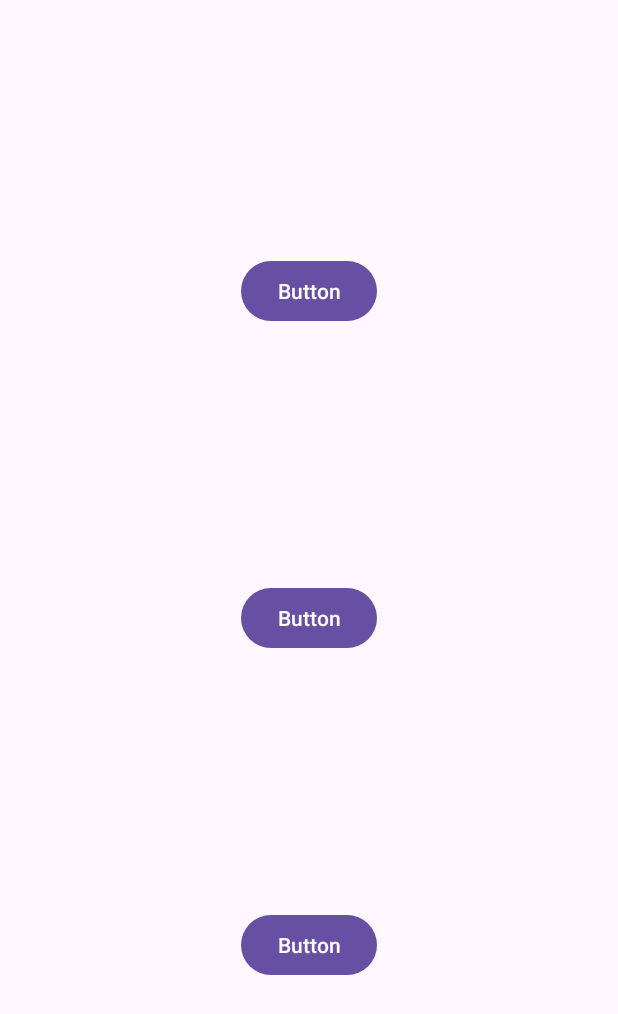
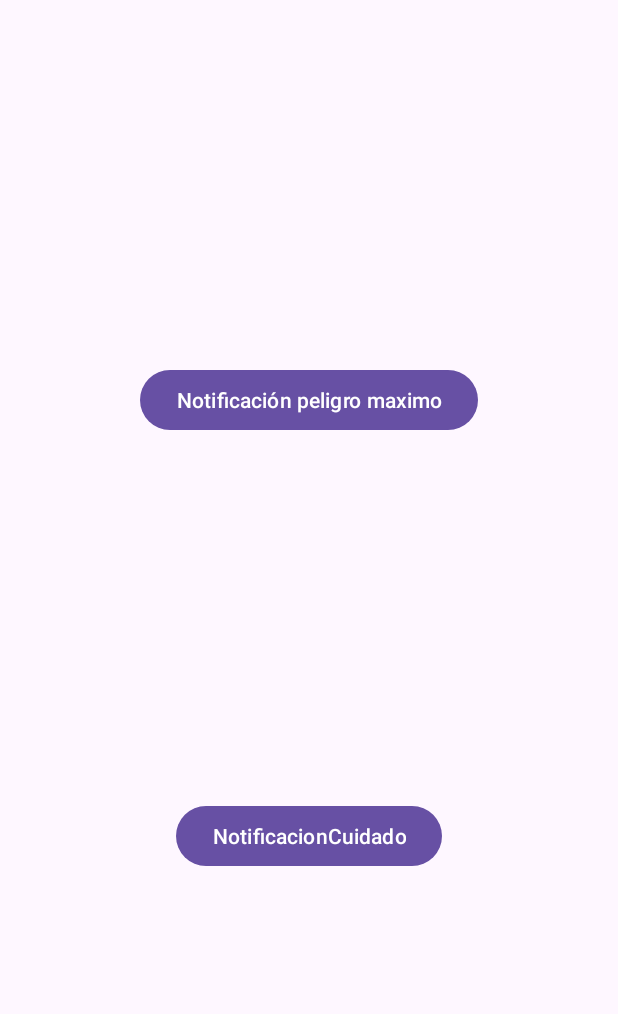
Before and after one commit to Ferraann/Proy-Biometria-y-Medio-Ambiente-Grupo-5, an Android app: the layout activity_notificaciones.xml on its own in the app's theme, with its tools: preview values and no code run, on a phone screen of 412 x 824 dp. Shown: the top 1014 px of the screen. Run offline under Robolectric (Android 15) with nearby library versions, the phone set to English and light mode, and no system bars.

Commit message:
Notificaciones peligro hecho

```diff
--- a/src/android/app/src/main/AndroidManifest.xml
+++ b/src/android/app/src/main/AndroidManifest.xml
@@ -12,6 +12,10 @@
     <uses-permission android:name="android.permission.BLUETOOTH_ADVERTISE" />
 
     <uses-permission android:name="android.permission.CAMERA"/>
+
+    <uses-permission android:name="android.permission.POST_NOTIFICATIONS" />
+
+    <uses-permission android:name="android.permission.VIBRATE" />
 
     <application
         android:allowBackup="true"
@@ -41,6 +45,7 @@
         <activity android:name="com.example.grupo5.myapplication.HomeActivity" />
         <activity android:name="com.example.grupo5.myapplication.EditarPerfilActivity" />
         <activity android:name=".VincularQRActivity" />
+        <activity android:name="com.example.grupo5.myapplication.NotificacionesActivity" />
     </application>
 
     <uses-feature android:name="android.hardware.camera"
--- a/src/android/app/src/main/java/com/example/grupo5/myapplication/HomeActivity.java
+++ b/src/android/app/src/main/java/com/example/grupo5/myapplication/HomeActivity.java
@@ -51,6 +51,11 @@ public class HomeActivity extends AppCompatActivity {
 
     public void botonEditarPerfil(View v) {
         Intent intent = new Intent(this, EditarPerfilActivity.class);
+        startActivity(intent);
+    }
+
+    public void botonIrNotificaciones(View v) {
+        Intent intent = new Intent(this, NotificacionesActivity.class);
         startActivity(intent);
     }
 //
--- a/src/android/app/src/main/res/layout/activity_home.xml
+++ b/src/android/app/src/main/res/layout/activity_home.xml
@@ -22,5 +22,6 @@
         android:id="@+id/notificaciones"
         android:layout_width="match_parent"
         android:layout_height="wrap_content"
+        android:onClick="botonIrNotificaciones"
         android:text="Notificaciones" />
 </LinearLayout>
--- a/src/android/app/src/main/res/layout/activity_notificaciones.xml
+++ b/src/android/app/src/main/res/layout/activity_notificaciones.xml
@@ -9,7 +9,8 @@
         android:id="@+id/button3"
         android:layout_width="wrap_content"
         android:layout_height="wrap_content"
-        android:text="Button"
+        android:onClick="crearNotificacionPeligroExtremo"
+        android:text="Notificación peligro maximo"
         app:layout_constraintBottom_toTopOf="@+id/button4"
         app:layout_constraintEnd_toEndOf="parent"
         app:layout_constraintStart_toStartOf="parent"
@@ -19,19 +20,10 @@
         android:id="@+id/button4"
         android:layout_width="wrap_content"
         android:layout_height="wrap_content"
-        android:text="Button"
-        app:layout_constraintBottom_toTopOf="@+id/button5"
+        android:text="NotificacionCuidado"
+        app:layout_constraintBottom_toBottomOf="parent"
         app:layout_constraintEnd_toEndOf="parent"
         app:layout_constraintStart_toStartOf="parent"
         app:layout_constraintTop_toBottomOf="@+id/button3" />
 
-    <Button
-        android:id="@+id/button5"
-        android:layout_width="wrap_content"
-        android:layout_height="wrap_content"
-        android:text="Button"
-        app:layout_constraintBottom_toBottomOf="parent"
-        app:layout_constraintEnd_toEndOf="parent"
-        app:layout_constraintStart_toStartOf="parent"
-        app:layout_constraintTop_toBottomOf="@+id/button4" />
 </androidx.constraintlayout.widget.ConstraintLayout>
```
Also changed, not shown: src/android/app/src/main/java/com/example/grupo5/myapplication/NotificacionesActivity.java (+113 -0 lines), src/android/app/src/main/res/drawable/logo_aither.png (added), 25 other files.
